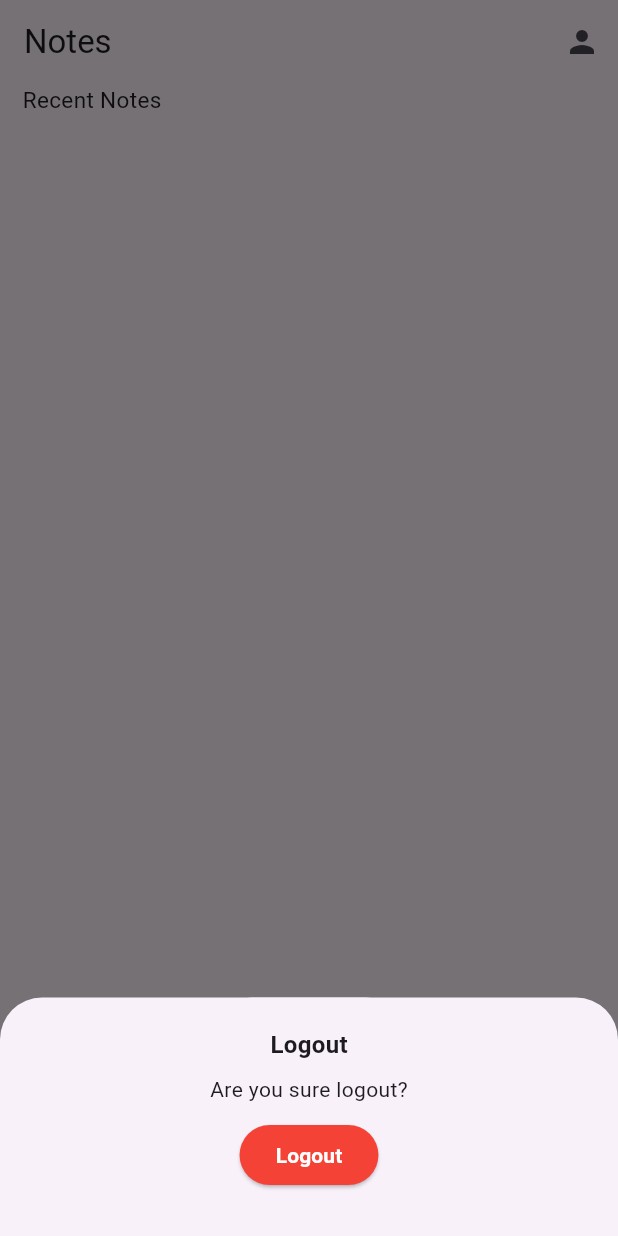
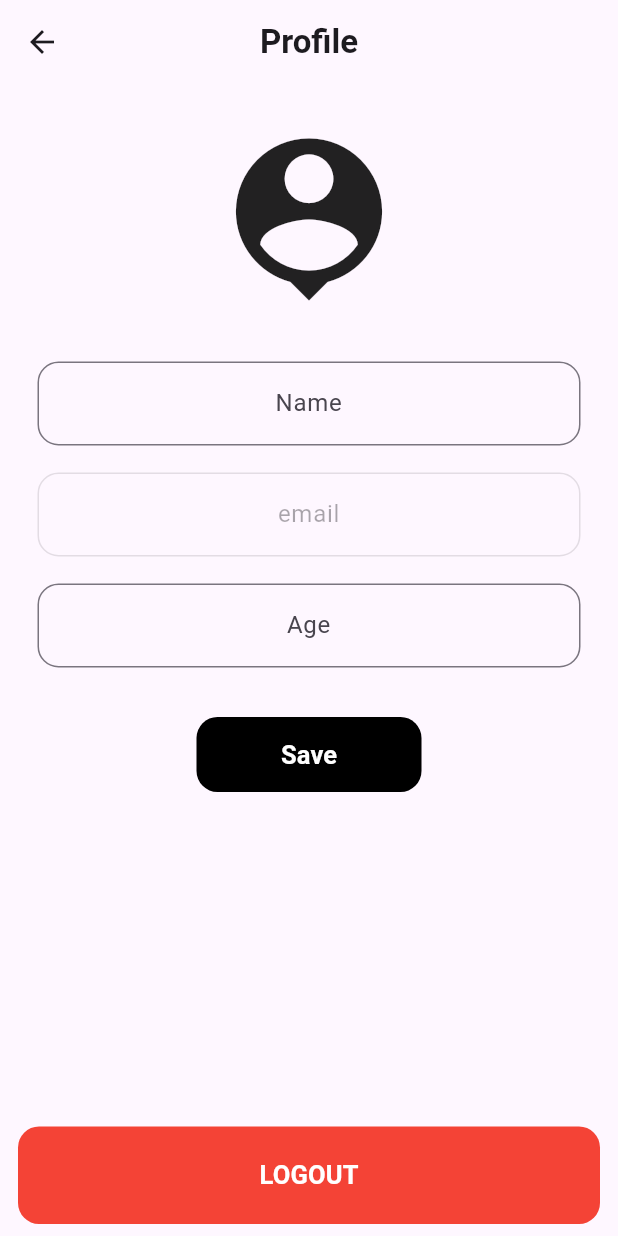
Before and after one commit to owl-madness/notes-app, a Flutter app: the HomeScreen screen opened directly, after a tap on the "person" icon, on a phone screen of 412 x 824 dp. Run offline on Flutter 3.47's test engine with Material 3 defaults, Android fonts, the light colour scheme and no system bars; our stand-ins replace cloud_firestore, firebase_auth, firebase_core, shared_preferences; accounts and stored records are empty.

Commit message:
profile management

```diff
--- /dev/null
+++ b/devtools_options.yaml
@@ -0,0 +1 @@
+extensions:
--- a/lib/authentication/controller/auth_provider.dart
+++ b/lib/authentication/controller/auth_provider.dart
@@ -1,8 +1,9 @@
-
+import 'package:cloud_firestore/cloud_firestore.dart';
 import 'package:flutter/material.dart';
 import 'package:notes_app/authentication/authentication_helper.dart';
 import 'package:notes_app/authentication/screen/signin_screen.dart';
 import 'package:notes_app/notes/screen/home_screen.dart';
+import 'package:notes_app/user/model/user_model.dart';
 import 'package:notes_app/utilities/appconfigs.dart';
 import 'package:shared_preferences/shared_preferences.dart';
 
@@ -63,14 +64,27 @@ class AuthProvider extends ChangeNotifier {
             final pref = await SharedPreferences.getInstance();
             pref.setString(AppConfig.userIDPrefKey, email);
             pref.setBool(AppConfig.loggedStateKey, true);
-            AppConfig.userID = email;
+
+            int? age;
+            String? name;
+            var user = await FirebaseFirestore.instance
+                .collection("note_user_details")
+                .get();
+            for (var value in user.docs) {
+              if (value["note_user_id"].toLowerCase().trim() ==
+                  email.toLowerCase().trim()) {
+                age = int.tryParse(value["note_user_age"]);
+                name = value["note_user_name"];
+              }
+            }
+            AppConfig.userData = UserData(name: name, age: age, email: email);
+
             Navigator.pushReplacement(
                 context,
                 MaterialPageRoute(
-                  builder: (context) => HomeScreen(),
+                  builder: (context) => const HomeScreen(),
                 ));
           } else {
-            print('login result ${result}');
             ScaffoldMessenger.of(context)
                 .showSnackBar(SnackBar(content: Text(result.toString())));
           }
@@ -80,12 +94,11 @@ class AuthProvider extends ChangeNotifier {
       }
     } else {
       ScaffoldMessenger.of(context)
-          .showSnackBar(SnackBar(content: Text('Enter Credentials')));
+          .showSnackBar(const SnackBar(content: Text('Enter Credentials')));
     }
   }
 
   void signupUser(String email, String password, BuildContext context) {
-    print('$email : $password');
     if (email.isNotEmpty && password.isNotEmpty) {
       try {
         AuthenticationHelper()
@@ -98,29 +111,47 @@ class AuthProvider extends ChangeNotifier {
             passwordController.clear();
             cfpasswordController.clear();
             Navigator.pop(context);
-            print('sign in');
           } else {
-            print('sign result ${result.runtimeType}');
+            debugPrint('sign result $result');
           }
         });
       } catch (e) {
-        print('step5');
         print(e);
       }
     } else {
-      print('step6');
       ScaffoldMessenger.of(context)
           .showSnackBar(const SnackBar(content: Text('Enter Credentials')));
     }
   }
 
   void checkLoggedState(BuildContext context) async {
-    final pref = await  SharedPreferences.getInstance();
+    final pref = await SharedPreferences.getInstance();
     bool? loggedstate = pref.getBool(AppConfig.loggedStateKey);
-    if(loggedstate ?? false){
-      Navigator.push(context, MaterialPageRoute(builder: (context) => const HomeScreen(),));
+    if (loggedstate ?? false) {
+      var email = pref.getString(AppConfig.userIDPrefKey);
+      int? age;
+      String? name;
+      var user = await FirebaseFirestore.instance
+          .collection("note_user_details")
+          .get();
+      for (var value in user.docs) {
+        if (value["note_user_id"].toLowerCase().trim() ==
+            email?.toLowerCase().trim()) {
+          age = int.tryParse(value["note_user_age"]);
+          name = value["note_user_name"];
+        }
+      }
+      AppConfig.userData = UserData(name: name, age: age, email: email);
+
+      Navigator.pushAndRemoveUntil(
+          context,
+          MaterialPageRoute(builder: (context) => const HomeScreen()),
+          (route) => false);
     } else {
-      Navigator.push(context, MaterialPageRoute(builder: (context) => const SignInScreen(),));
+      Navigator.pushAndRemoveUntil(
+          context,
+          MaterialPageRoute(builder: (context) => const SignInScreen()),
+          (route) => false);
     }
   }
 }
--- a/lib/main.dart
+++ b/lib/main.dart
@@ -3,6 +3,7 @@ import 'package:flutter/material.dart';
 import 'package:notes_app/authentication/controller/auth_provider.dart';
 import 'package:notes_app/notes/controller/notes_provider.dart';
 import 'package:notes_app/authentication/screen/splash_screen.dart';
+import 'package:notes_app/user/controller/user_provider.dart';
 import 'package:provider/provider.dart';
 
 Future<void> main() async {
@@ -16,6 +17,9 @@ Future<void> main() async {
         ),
         ChangeNotifierProvider(
           create: (context) => NotesProvider(),
+        ),
+        ChangeNotifierProvider(
+          create: (context) => UserProvider(),
         ),
       ],
       child: const MyApp(),
--- a/lib/notes/controller/notes_provider.dart
+++ b/lib/notes/controller/notes_provider.dart
@@ -1,68 +1,21 @@
 import 'package:cloud_firestore/cloud_firestore.dart';
 import 'package:flutter/material.dart';
-import 'package:notes_app/authentication/screen/signin_screen.dart';
+import 'package:notes_app/user/screen/profile_screen.dart';
 import 'package:notes_app/utilities/appconfigs.dart';
-import 'package:shared_preferences/shared_preferences.dart';
 
 class NotesProvider extends ChangeNotifier {
   Stream<QuerySnapshot<Map<String, dynamic>>> get noteStream =>
       FirebaseFirestore.instance
           .collection("notes")
-          .where('user_id', isEqualTo: AppConfig.userID)
+          .where('user_id', isEqualTo: AppConfig.userData?.email)
           .snapshots();
 
   onProfileTap(BuildContext context) async {
-    showModalBottomSheet(
-      context: context,
-      builder: (context) {
-        return BottomSheet(
-          onClosing: () {},
-          builder: (context) {
-            return Padding(
-              padding: const EdgeInsets.symmetric(vertical: 20.0),
-              child: Column(
-                mainAxisSize: MainAxisSize.min,
-                children: [
-                  const Text(
-                    'Logout',
-                    style: TextStyle(fontSize: 16, fontWeight: FontWeight.bold),
-                  ),
-                  const SizedBox(
-                    height: 8,
-                  ),
-                  const Text('Are you sure logout?'),
-                  const SizedBox(
-                    height: 10,
-                  ),
-                  ElevatedButton(
-                    onPressed: () async {
-                      final pref = await SharedPreferences.getInstance();
-                      pref.setBool(AppConfig.loggedStateKey, false);
-                      pref.setString(AppConfig.userIDPrefKey, '');
-                      Navigator.pushReplacement(
-                          context,
-                          MaterialPageRoute(
-                              builder: (context) => const SignInScreen()));
-                    },
-                    style: const ButtonStyle(
-                      backgroundColor: MaterialStatePropertyAll(Colors.red),
-                    ),
-                    child: const Text(
-                      'Logout',
-                      style: TextStyle(
-                          color: Colors.white, fontWeight: FontWeight.bold),
-                    ),
-                  ),
-                  const SizedBox(
-                    height: 10,
-                  ),
-                ],
-              ),
-            );
-          },
-        );
-      },
-    );
+    Navigator.push(
+        context,
+        MaterialPageRoute(
+          builder: (context) => const ProfileScreen(),
+        ));
   }
 
   navigateScreen(BuildContext context, Widget newPage) {
@@ -86,7 +39,7 @@ class NotesProvider extends ChangeNotifier {
       String dateTime) async {
     FirebaseFirestore.instance.collection("notes").add({
       "creation_date": dateTime,
-      "user_id": AppConfig.userID,
+      "user_id": AppConfig.userData,
       "note_title": noteTitle,
       "note_content": noteContent
     }).then((value) {
--- /dev/null
+++ b/lib/user/model/user_model.dart
@@ -0,0 +1,23 @@
+class UserData {
+  final String? name;
+  final int? age;
+  final String? email;
+
+  UserData({required this.name, required this.age, required this.email});
+
+  Map<String, dynamic> toMap() {
+    return {
+      'name': name,
+      'age': age,
+      'email': email,
+    };
+  }
+
+  factory UserData.fromMap(Map<String, dynamic> map) {
+    return UserData(
+      name: map['name'],
+      age: map['age'],
+      email: map['email'],
+    );
+  }
+}
--- /dev/null
+++ b/lib/user/screen/profile_screen.dart
@@ -0,0 +1,141 @@
+import 'package:cloud_firestore/cloud_firestore.dart';
+import 'package:flutter/material.dart';
+import 'package:flutter/services.dart';
+import 'package:notes_app/user/controller/user_provider.dart';
+import 'package:notes_app/utilities/appconfigs.dart';
+import 'package:provider/provider.dart';
+
+class ProfileScreen extends StatelessWidget {
+  const ProfileScreen({super.key});
+
+  @override
+  Widget build(BuildContext context) {
+    return Scaffold(
+      appBar: AppBar(
+        centerTitle: true,
+        title: const Text(
+          'Profile',
+          style: TextStyle(fontWeight: FontWeight.bold),
+        ),
+      ),
+      bottomNavigationBar: TextButton(
+          onPressed: () => Provider.of<UserProvider>(context, listen: false)
+              .onLogoutPressed(context),
+          child: Container(
+            height: 65,
+            width: double.maxFinite,
+            alignment: Alignment.center,
+            decoration: BoxDecoration(
+                color: Colors.red, borderRadius: BorderRadius.circular(14)),
+            child: const Text(
+              'LOGOUT',
+              style: TextStyle(
+                  fontWeight: FontWeight.bold,
+                  fontSize: 17,
+                  color: Colors.white),
+            ),
+          )),
+      body: SingleChildScrollView(
+        child: Padding(
+          padding: const EdgeInsets.all(25.0),
+          child: Consumer<UserProvider>(
+            builder: (context, userProvider, child) => StreamBuilder(
+                stream: userProvider.userDataStream,
+                builder: (context, snapshot) {
+                  if (snapshot.connectionState == ConnectionState.waiting) {
+                    return const Center(
+                        child: CircularProgressIndicator.adaptive());
+                  }
+                  if (snapshot.hasData) {
+                    QueryDocumentSnapshot<Map<String, dynamic>>? userDoc =
+                        (snapshot.data?.docs.isNotEmpty ?? false)
+                            ? snapshot.data?.docs[0]
+                            : null;
+                    return Column(
+                      children: [
+                        const Icon(
+                          Icons.person_pin,
+                          size: 130,
+                        ),
+                        const SizedBox(
+                          height: 30.0,
+                        ),
+                        TextFormField(
+                          initialValue: userDoc?["note_user_name"] ?? '',
+                          textAlign: TextAlign.center,
+                          decoration: const InputDecoration(
+                            hintText: 'Name',
+                            border: OutlineInputBorder(
+                              borderRadius: BorderRadius.all(
+                                Radius.circular(14),
+                              ),
+                            ),
+                          ),onChanged: (value) => userProvider.nameString = value,
+                        ),
+                        const SizedBox(
+                          height: 18.0,
+                        ),
+                        TextFormField(
+                          initialValue: AppConfig.userData?.email,
+                          textAlign: TextAlign.center,
+                          decoration: const InputDecoration(
+                            hintText: 'email',
+                            border: OutlineInputBorder(
+                                borderRadius:
+                                    BorderRadius.all(Radius.circular(14))),
+                            enabled: false,
+                          ),
+                        ),
+                        const SizedBox(
+                          height: 18.0,
+                        ),
+                        TextFormField(
+                          initialValue: (userDoc?["note_user_age"] ?? '').toString(),
+                          textAlign: TextAlign.center,
+                          keyboardType: TextInputType.number,
+                          inputFormatters: [
+                            FilteringTextInputFormatter.digitsOnly
+                          ],
+                          decoration: const InputDecoration(
+                            hintText: 'Age',
+                            border: OutlineInputBorder(
+                                borderRadius:
+                                    BorderRadius.all(Radius.circular(14),),),
+                          ),
+                          onChanged: (value) => userProvider.ageString = value,
+                        ),
+                        const SizedBox(
+                          height: 25.0,
+                        ),
+                        TextButton(
+                            onPressed: () => Provider.of<UserProvider>(context,
+                                    listen: false)
+                                .saveUserDate(context),
+                            child: Container(
+                              height: 50,
+                              width: 150,
+                              alignment: Alignment.center,
+                              decoration: BoxDecoration(
+                                  color: Colors.black,
+                                  borderRadius: BorderRadius.circular(14)),
+                              child: const Text(
+                                'Save',
+                                style: TextStyle(
+                                    fontWeight: FontWeight.bold,
+                                    fontSize: 17,
+                                    color: Colors.white),
+                              ),
+                            )),
+                      ],
+                    );
+                  }
+                  return const Center(
+                    child: Text("Something went wrong!"),
+                  );
+                }),
+          ),
+        ),
+      ),
+    );
+  }
+}
--- a/lib/utilities/appconfigs.dart
+++ b/lib/utilities/appconfigs.dart
@@ -1,5 +1,7 @@
+import 'package:notes_app/user/model/user_model.dart';
+
 class AppConfig {
   static String loggedStateKey = 'LOGGEDSTATE_KEY';
   static String userIDPrefKey = 'USERID_KEY';
-  static String? userID;
+  static UserData? userData;
 }
```
Also changed, not shown: lib/user/controller/user_provider.dart (added, +126 -0 lines).
